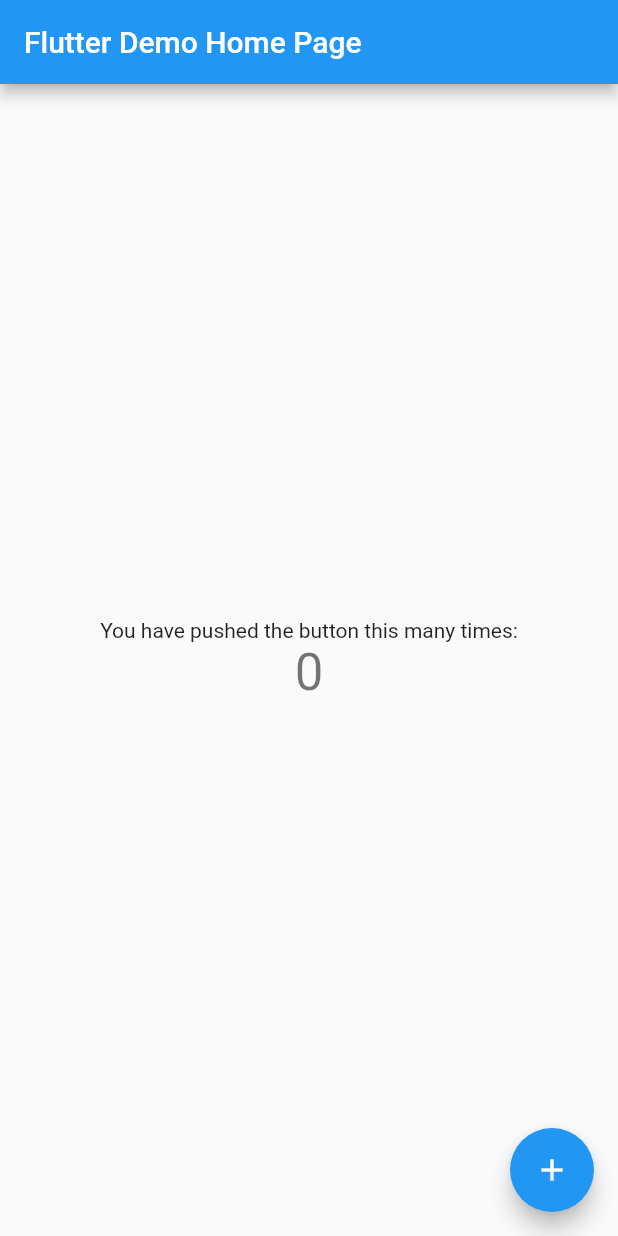
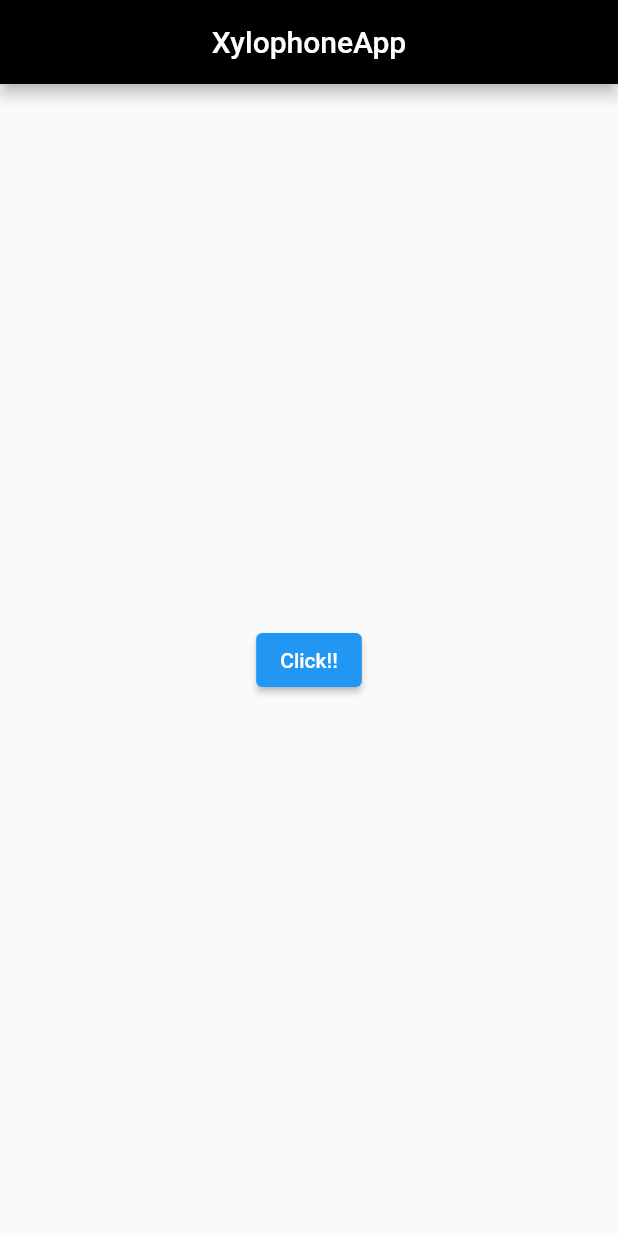
Before and after one commit to eeBarrionuevo/flutter_codigo5_xylophone, a Flutter app: the screen it shows after launch, on a phone screen of 412 x 824 dp. Run offline on Flutter 3.47's test engine with Material 2 defaults, Android fonts, the phone set to English and light mode, and no system bars.

Commit message:
HomePage

```diff
--- a/lib/main.dart
+++ b/lib/main.dart
@@ -1,115 +1,41 @@
+
 import 'package:flutter/material.dart';
 
-void main() {
-  runApp(const MyApp());
+void main(){
+  runApp(MyApp());
 }
 
 class MyApp extends StatelessWidget {
   const MyApp({Key? key}) : super(key: key);
 
-  // This widget is the root of your application.
   @override
   Widget build(BuildContext context) {
     return MaterialApp(
-      title: 'Flutter Demo',
-      theme: ThemeData(
-        // This is the theme of your application.
-        //
-        // Try running your application with "flutter run". You'll see the
-        // application has a blue toolbar. Then, without quitting the app, try
-        // changing the primarySwatch below to Colors.green and then invoke
-        // "hot reload" (press "r" in the console where you ran "flutter run",
-        // or simply save your changes to "hot reload" in a Flutter IDE).
-        // Notice that the counter didn't reset back to zero; the application
-        // is not restarted.
-        primarySwatch: Colors.blue,
-      ),
-      home: const MyHomePage(title: 'Flutter Demo Home Page'),
+      home: HomePage(),
     );
   }
 }
 
-class MyHomePage extends StatefulWidget {
-  const MyHomePage({Key? key, required this.title}) : super(key: key);
 
-  // This widget is the home page of your application. It is stateful, meaning
-  // that it has a State object (defined below) that contains fields that affect
-  // how it looks.
-
-  // This class is the configuration for the state. It holds the values (in this
-  // case the title) provided by the parent (in this case the App widget) and
-  // used by the build method of the State. Fields in a Widget subclass are
-  // always marked "final".
-
-  final String title;
-
-  @override
-  State<MyHomePage> createState() => _MyHomePageState();
-}
-
-class _MyHomePageState extends State<MyHomePage> {
-  int _counter = 0;
-
-  void _incrementCounter() {
-    setState(() {
-      // This call to setState tells the Flutter framework that something has
-      // changed in this State, which causes it to rerun the build method below
-      // so that the display can reflect the updated values. If we changed
-      // _counter without calling setState(), then the build method would not be
-      // called again, and so nothing would appear to happen.
-      _counter++;
-    });
-  }
+class HomePage extends StatelessWidget {
+  const HomePage({Key? key}) : super(key: key);
 
   @override
   Widget build(BuildContext context) {
-    // This method is rerun every time setState is called, for instance as done
-    // by the _incrementCounter method above.
-    //
-    // The Flutter framework has been optimized to make rerunning build methods
-    // fast, so that you can just rebuild anything that needs updating rather
-    // than having to individually change instances of widgets.
     return Scaffold(
       appBar: AppBar(
-        // Here we take the value from the MyHomePage object that was created by
-        // the App.build method, and use it to set our appbar title.
-        title: Text(widget.title),
+        backgroundColor: Colors.black,
+        title: Text("XylophoneApp"),
+        centerTitle: true,
       ),
       body: Center(
-        // Center is a layout widget. It takes a single child and positions it
-        // in the middle of the parent.
-        child: Column(
-          // Column is also a layout widget. It takes a list of children and
-          // arranges them vertically. By default, it sizes itself to fit its
-          // children horizontally, and tries to be as tall as its parent.
-          //
-          // Invoke "debug painting" (press "p" in the console, choose the
-          // "Toggle Debug Paint" action from the Flutter Inspector in Android
-          // Studio, or the "Toggle Debug Paint" command in Visual Studio Code)
-          // to see the wireframe for each widget.
-          //
-          // Column has various properties to control how it sizes itself and
-          // how it positions its children. Here we use mainAxisAlignment to
-          // center the children vertically; the main axis here is the vertical
-          // axis because Columns are vertical (the cross axis would be
-          // horizontal).
-          mainAxisAlignment: MainAxisAlignment.center,
-          children: <Widget>[
-            const Text(
-              'You have pushed the button this many times:',
-            ),
-            Text(
-              '$_counter',
-              style: Theme.of(context).textTheme.headline4,
-            ),
-          ],
+        child: ElevatedButton(
+          onPressed: (){
+
+          },
+          child: Text("Click!!"),
         ),
       ),
-      floatingActionButton: FloatingActionButton(
-        onPressed: _incrementCounter,
-        tooltip: 'Increment',
-        child: const Icon(Icons.add),
-      ), // This trailing comma makes auto-formatting nicer for build methods.
     );
   }
 }
```
